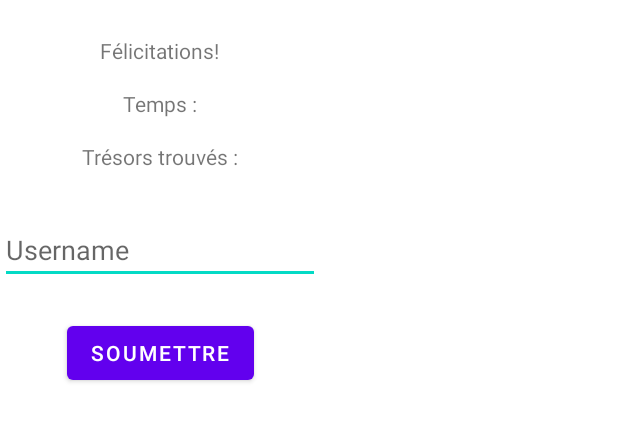
After one commit to Tibure/GeoTreasure, an Android app: the layout dialog_add_userscore.xml on its own in the app's theme, with its tools: preview values and no code run, on a phone screen of 412 x 824 dp. The commit adds this screen. Shown: the top 421 px of the screen. Run offline under Robolectric (Android 15) with nearby library versions, the phone set to English and light mode, and no system bars.

Commit message:
Sound, dialog game end

```diff
--- a/AppliGeoTreasure/app/src/main/java/com/example/bonneappligeo/UserScore.java
+++ b/AppliGeoTreasure/app/src/main/java/com/example/bonneappligeo/UserScore.java
@@ -1,6 +1,7 @@
 package com.example.bonneappligeo;
 
 import java.util.Date;
+import java.util.concurrent.TimeUnit;
 
 public class UserScore {
 
@@ -40,4 +41,9 @@ public class UserScore {
     public void setEndDate(Date endDate) {
         this.endDate = endDate;
     }
+
+    public long getTimeDiff(){
+        long diffInMillies = endDate.getTime() - startDate.getTime();
+        return TimeUnit.MINUTES.convert(diffInMillies, TimeUnit.MILLISECONDS);
+    }
 }
--- /dev/null
+++ b/AppliGeoTreasure/app/src/main/res/layout/dialog_add_userscore.xml
@@ -0,0 +1,61 @@
+<?xml version="1.0" encoding="utf-8"?>
+<androidx.constraintlayout.widget.ConstraintLayout xmlns:android="http://schemas.android.com/apk/res/android"
+    xmlns:app="http://schemas.android.com/apk/res-auto"
+    xmlns:tools="http://schemas.android.com/tools"
+    android:layout_width="wrap_content"
+    android:layout_height="wrap_content">
+
+    <TextView
+        android:id="@+id/textView_addUserScore_congratulations"
+        android:layout_width="wrap_content"
+        android:layout_height="wrap_content"
+        android:layout_marginTop="24dp"
+        android:text="@string/f_licitations"
+        app:layout_constraintEnd_toEndOf="parent"
+        app:layout_constraintHorizontal_bias="0.498"
+        app:layout_constraintStart_toStartOf="parent"
+        app:layout_constraintTop_toTopOf="parent" />
+
+    <TextView
+        android:id="@+id/textView_addUserScore_time"
+        android:layout_width="wrap_content"
+        android:layout_height="wrap_content"
+        android:layout_marginTop="16dp"
+        android:text="@string/temps"
+        app:layout_constraintEnd_toEndOf="parent"
+        app:layout_constraintStart_toStartOf="parent"
+        app:layout_constraintTop_toBottomOf="@+id/textView_addUserScore_congratulations" />
+
+    <EditText
+        android:id="@+id/editText_addUserScore_username"
+        android:layout_width="wrap_content"
+        android:layout_height="wrap_content"
+        android:layout_marginTop="30dp"
+        android:ems="10"
+        android:hint="@string/username"
+        android:inputType="textPersonName"
+        app:layout_constraintEnd_toEndOf="parent"
+        app:layout_constraintHorizontal_bias="0.497"
+        app:layout_constraintStart_toStartOf="parent"
+        app:layout_constraintTop_toBottomOf="@+id/textView_addUserScore_treasuresFound" />
+
+    <TextView
+        android:id="@+id/textView_addUserScore_treasuresFound"
+        android:layout_width="wrap_content"
+        android:layout_height="wrap_content"
+        android:layout_marginTop="16dp"
+        android:text="@string/tr_sors_trouv_s"
+        app:layout_constraintEnd_toEndOf="parent"
+        app:layout_constraintStart_toStartOf="parent"
+        app:layout_constraintTop_toBottomOf="@+id/textView_addUserScore_time" />
+
+    <Button
+        android:id="@+id/btn_addUserScore_add"
+        android:layout_width="wrap_content"
+        android:layout_height="wrap_content"
+        android:layout_marginTop="22dp"
+        android:text="@string/soumettre"
+        app:layout_constraintEnd_toEndOf="parent"
+        app:layout_constraintStart_toStartOf="parent"
+        app:layout_constraintTop_toBottomOf="@+id/editText_addUserScore_username" />
+</androidx.constraintlayout.widget.ConstraintLayout>
--- a/AppliGeoTreasure/app/src/main/res/values/strings.xml
+++ b/AppliGeoTreasure/app/src/main/res/values/strings.xml
@@ -1,4 +1,9 @@
 <resources>
     <string name="app_name">BonneAppliGeo</string>
     <string name="title_activity_treasure_maps">Map</string>
+    <string name="temps">Temps :</string>
+    <string name="username">Username</string>
+    <string name="f_licitations">Félicitations!</string>
+    <string name="soumettre">Soumettre</string>
+    <string name="tr_sors_trouv_s">Trésors trouvés :</string>
 </resources>
```
Also changed, not shown: AppliGeoTreasure/app/src/main/java/com/example/bonneappligeo/TreasureMapsActivity.java (+42 -6 lines), 1 other file.
